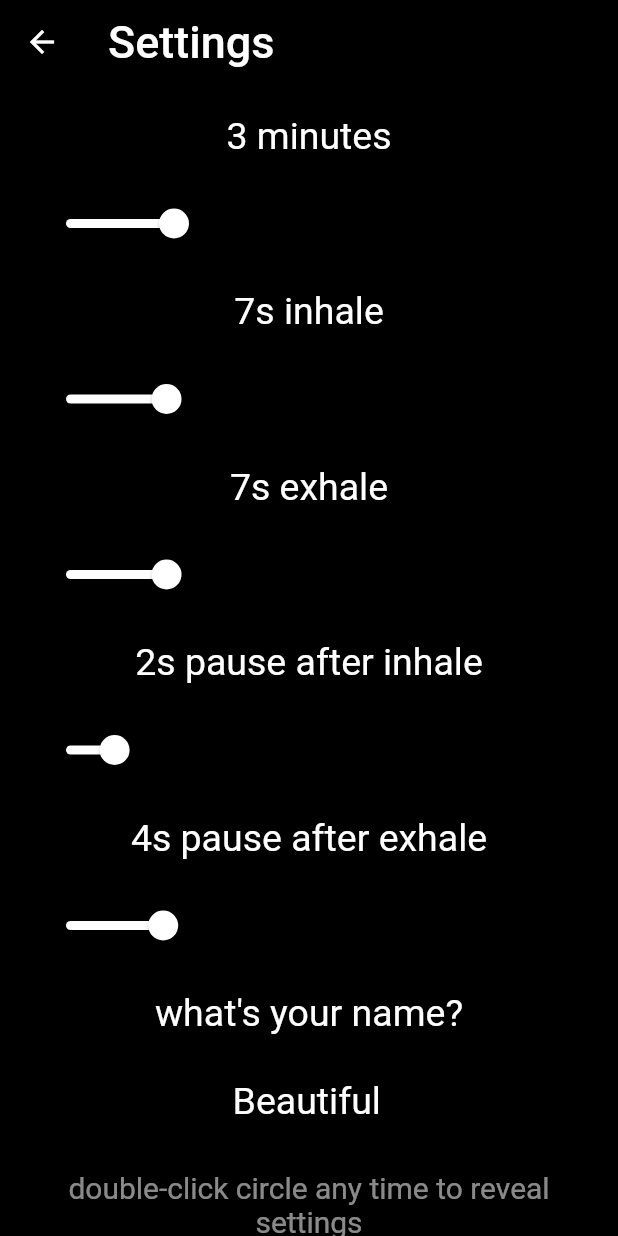
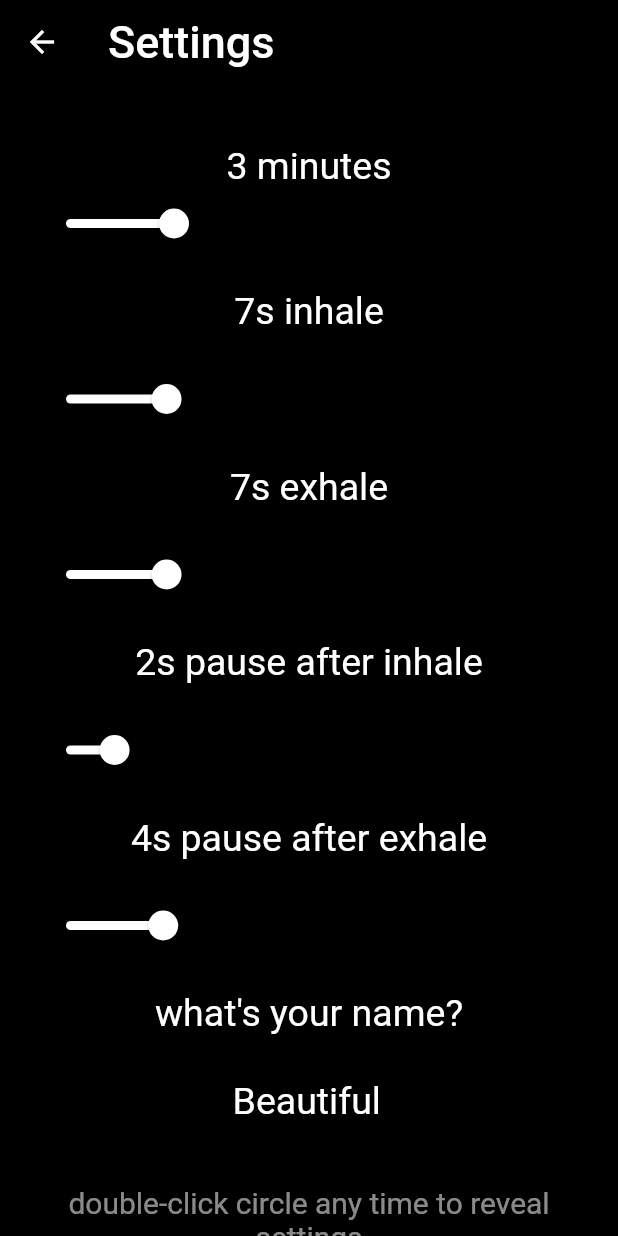
Before and after one commit to geekmiester/breathe, a Flutter app: the Settings screen opened directly, on a phone screen of 412 x 824 dp. Run offline on Flutter 3.47's test engine with Material 2 defaults, Android fonts, the phone set to English and light mode, and no system bars; our stand-ins replace audioplayers, flushbar, shared_preferences; accounts and stored records are empty.

Commit message:
minor optical improvement

```diff
--- a/lib/settings.dart
+++ b/lib/settings.dart
@@ -47,12 +47,10 @@ class Menu extends State<MenuState> {
       padding: EdgeInsets.symmetric(horizontal: 20),
       child: ListView(
         children: <Widget>[
-          Padding(
-            padding: EdgeInsets.symmetric(vertical: 20),
-            child: Text(duration.toString() + ' minutes',
-                textAlign: TextAlign.center,
-                style: TextStyle(fontSize: 25, color: Colors.white)),
-          ),
+          Padding(padding: EdgeInsets.symmetric(vertical: 20)),
+          Text(duration.toString() + ' minutes',
+              textAlign: TextAlign.center,
+              style: TextStyle(fontSize: 25, color: Colors.white)),
           Slider(
               activeColor: Colors.white,
               value: duration.toDouble(),
@@ -153,12 +151,11 @@ class Menu extends State<MenuState> {
               contentPadding: const EdgeInsets.symmetric(vertical: 0),
             ),
           ),
-          Padding(
-            padding: EdgeInsets.only(bottom: 30),
-            child: Text(hint,
-                textAlign: TextAlign.center,
-                style: TextStyle(fontSize: 20, color: Colors.white54)),
-          ),
+          Padding(padding: EdgeInsets.only(top: 10)),
+          Text(hint,
+              textAlign: TextAlign.center,
+              style: TextStyle(fontSize: 20, color: Colors.white54)),
+          Padding(padding: EdgeInsets.only(bottom: 30)),
         ],
       ),
     );
--- a/pubspec.yaml
+++ b/pubspec.yaml
@@ -7,7 +7,7 @@ description: A new Flutter project.
 # Both the version and the builder number may be overridden in flutter
 # build by specifying --build-name and --build-number, respectively.
 # Read more about versioning at semver.org.
-version: 1.2+49
+version: 1.2+50
 
 environment:
   sdk: ">=2.0.0 <3.0.0"
```
Also changed, not shown: 1 other file.
